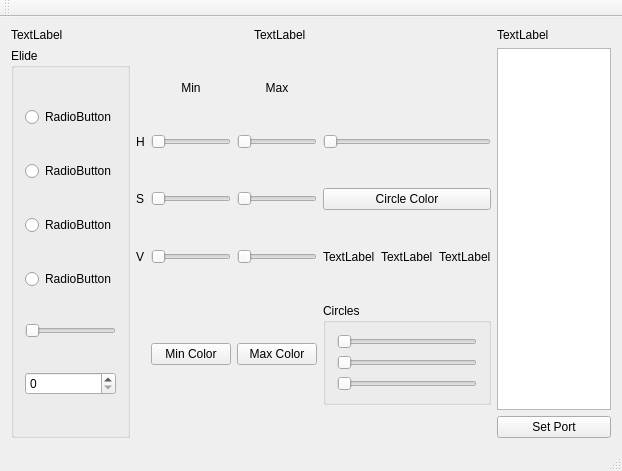
The window that src/ObjectDetection/View/DesktopView/View/mainwindow.ui (Icraus/Object-Detector) describes before a commit, drawn with Qt 5.
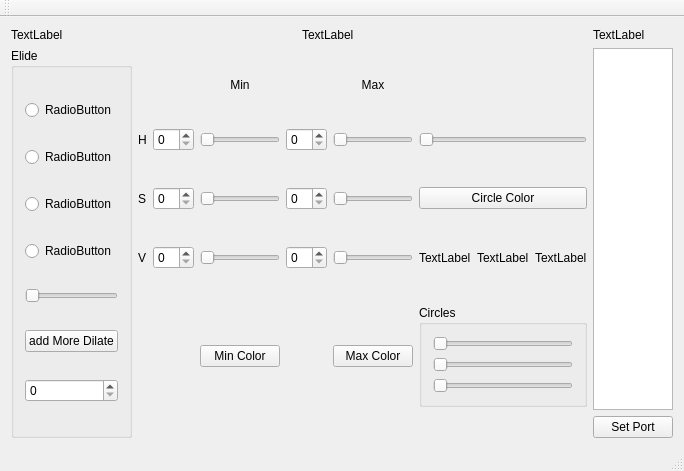
The same window after the commit.

Commit message: Better Detection using hough Circle Algorithm

```diff
--- a/src/ObjectDetection/View/DesktopView/View/mainwindow.ui
+++ b/src/ObjectDetection/View/DesktopView/View/mainwindow.ui
@@ -41,14 +41,14 @@
      <layout class="QGridLayout" name="gridLayout_2">
       <item row="0" column="1">
        <layout class="QGridLayout" name="gridLayout">
-        <item row="2" column="3">
+        <item row="2" column="5">
          <widget class="QPushButton" name="pushButton_3">
           <property name="text">
            <string>Circle Color</string>
           </property>
          </widget>
         </item>
-        <item row="3" column="2">
+        <item row="3" column="4">
          <widget class="QSlider" name="vMaxSlider">
           <property name="maximum">
            <number>255</number>
@@ -58,7 +58,7 @@
           </property>
          </widget>
         </item>
-        <item row="2" column="1">
+        <item row="2" column="2">
          <widget class="QSlider" name="sMinSlider">
           <property name="maximum">
            <number>255</number>
@@ -68,7 +68,7 @@
           </property>
          </widget>
         </item>
-        <item row="3" column="3">
+        <item row="3" column="5">
          <layout class="QHBoxLayout" name="horizontalLayout">
           <item>
            <widget class="QLabel" name="radiusLabel">
@@ -93,7 +93,7 @@
           </item>
          </layout>
         </item>
-        <item row="4" column="3">
+        <item row="4" column="5">
          <widget class="QGroupBox" name="groupBox_2">
           <property name="title">
            <string>Circles</string>
@@ -132,24 +132,21 @@
           </layout>
          </widget>
         </item>
-        <item row="4" column="2">
+        <item row="4" column="4">
          <widget class="QPushButton" name="pushButton_2">
           <property name="text">
            <string>Max Color</string>
           </property>
          </widget>
         </item>
-        <item row="2" column="2">
-         <widget class="QSlider" name="sMaxSlider">
-          <property name="maximum">
-           <number>255</number>
-          </property>
+        <item row="1" column="5">
+         <widget class="QSlider" name="circleThicknessSlider">
           <property name="orientation">
            <enum>Qt::Horizontal</enum>
           </property>
          </widget>
         </item>
-        <item row="3" column="1">
+        <item row="3" column="2">
          <widget class="QSlider" name="vMinSlider">
           <property name="maximum">
            <number>255</number>
@@ -159,17 +156,17 @@
           </property>
          </widget>
         </item>
+        <item row="2" column="4">
+         <widget class="QSlider" name="sMaxSlider">
+          <property name="maximum">
+           <number>255</number>
+          </property>
+          <property name="orientation">
+           <enum>Qt::Horizontal</enum>
+          </property>
+         </widget>
+        </item>
         <item row="1" column="2">
-         <widget class="QSlider" name="hMaxSlider">
-          <property name="maximum">
-           <number>180</number>
-          </property>
-          <property name="orientation">
-           <enum>Qt::Horizontal</enum>
-          </property>
-         </widget>
-        </item>
-        <item row="1" column="1">
          <widget class="QSlider" name="hMinSlider">
           <property name="maximum">
            <number>180</number>
@@ -179,24 +176,20 @@
           </property>
          </widget>
         </item>
-        <item row="1" column="3">
-         <widget class="QSlider" name="circleThicknessSlider">
-          <property name="orientation">
-           <enum>Qt::Horizontal</enum>
-          </property>
-         </widget>
-        </item>
-        <item row="4" column="1">
+        <item row="4" column="2">
          <widget class="QPushButton" name="pushButton">
           <property name="text">
            <string>Min Color</string>
           </property>
          </widget>
         </item>
-        <item row="3" column="0">
-         <widget class="QLabel" name="label_6">
-          <property name="text">
-           <string>V</string>
+        <item row="1" column="4">
+         <widget class="QSlider" name="hMaxSlider">
+          <property name="maximum">
+           <number>180</number>
+          </property>
+          <property name="orientation">
+           <enum>Qt::Horizontal</enum>
           </property>
          </widget>
         </item>
@@ -207,6 +200,29 @@
           </property>
          </widget>
         </item>
+        <item row="3" column="0">
+         <widget class="QLabel" name="label_6">
+          <property name="text">
+           <string>V</string>
+          </property>
+         </widget>
+        </item>
+        <item row="0" column="2">
+         <widget class="QLabel" name="label_7">
+          <property name="sizePolicy">
+           <sizepolicy hsizetype="Expanding" vsizetype="Fixed">
+            <horstretch>0</horstretch>
+            <verstretch>0</verstretch>
+           </sizepolicy>
+          </property>
+          <property name="text">
+           <string>Min</string>
+          </property>
+          <property name="alignment">
+           <set>Qt::AlignCenter</set>
+          </property>
+         </widget>
+        </item>
         <item row="2" column="0">
          <widget class="QLabel" name="label_5">
           <property name="text">
@@ -214,23 +230,7 @@
           </property>
          </widget>
         </item>
-        <item row="0" column="1">
-         <widget class="QLabel" name="label_7">
-          <property name="sizePolicy">
-           <sizepolicy hsizetype="Expanding" vsizetype="Fixed">
-            <horstretch>0</horstretch>
-            <verstretch>0</verstretch>
-           </sizepolicy>
-          </property>
-          <property name="text">
-           <string>Min</string>
-          </property>
-          <property name="alignment">
-           <set>Qt::AlignCenter</set>
-          </property>
-         </widget>
-        </item>
-        <item row="0" column="2">
+        <item row="0" column="4">
          <widget class="QLabel" name="label_8">
           <property name="sizePolicy">
            <sizepolicy hsizetype="Expanding" vsizetype="Fixed">
@@ -246,6 +246,24 @@
           </property>
          </widget>
         </item>
+        <item row="2" column="1">
+         <widget class="QSpinBox" name="spinBox_3"/>
+        </item>
+        <item row="3" column="1">
+         <widget class="QSpinBox" name="spinBox_4"/>
+        </item>
+        <item row="1" column="1">
+         <widget class="QSpinBox" name="spinBox_2"/>
+        </item>
+        <item row="1" column="3">
+         <widget class="QSpinBox" name="spinBox_5"/>
+        </item>
+        <item row="2" column="3">
+         <widget class="QSpinBox" name="spinBox_6"/>
+        </item>
+        <item row="3" column="3">
+         <widget class="QSpinBox" name="spinBox_7"/>
+        </item>
        </layout>
       </item>
       <item row="0" column="0">
@@ -295,6 +313,13 @@
            </property>
           </widget>
          </item>
+         <item>
+          <widget class="QPushButton" name="pushButton_5">
+           <property name="text">
+            <string>add More Dilate</string>
+           </property>
+          </widget>
+         </item>
          <item>
           <widget class="QSpinBox" name="spinBox"/>
          </item>
```
Left out of the diff: 195 changed lines with no effect on the pictures. The commit also changes 17 other files.
